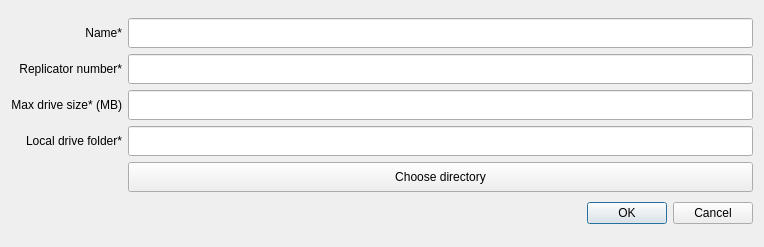
First picture: the form in UserApp/AddDriveDialog.ui, repository proximax-storage/cpp-xpx-storage-user-app, before the edit.
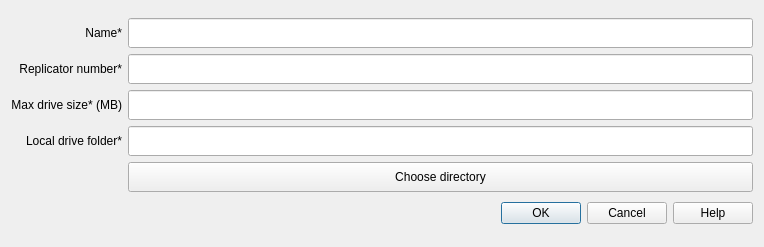
Second picture: the form after the edit.

Commit message: fix Info windows

```diff
--- a/UserApp/AddDriveDialog.ui
+++ b/UserApp/AddDriveDialog.ui
@@ -102,7 +102,7 @@
         <enum>Qt::Horizontal</enum>
        </property>
        <property name="standardButtons">
-        <set>QDialogButtonBox::Cancel|QDialogButtonBox::Ok</set>
+        <set>QDialogButtonBox::Cancel|QDialogButtonBox::Help|QDialogButtonBox::Ok</set>
        </property>
       </widget>
      </item>
```
The commit also changes 3 other files.
